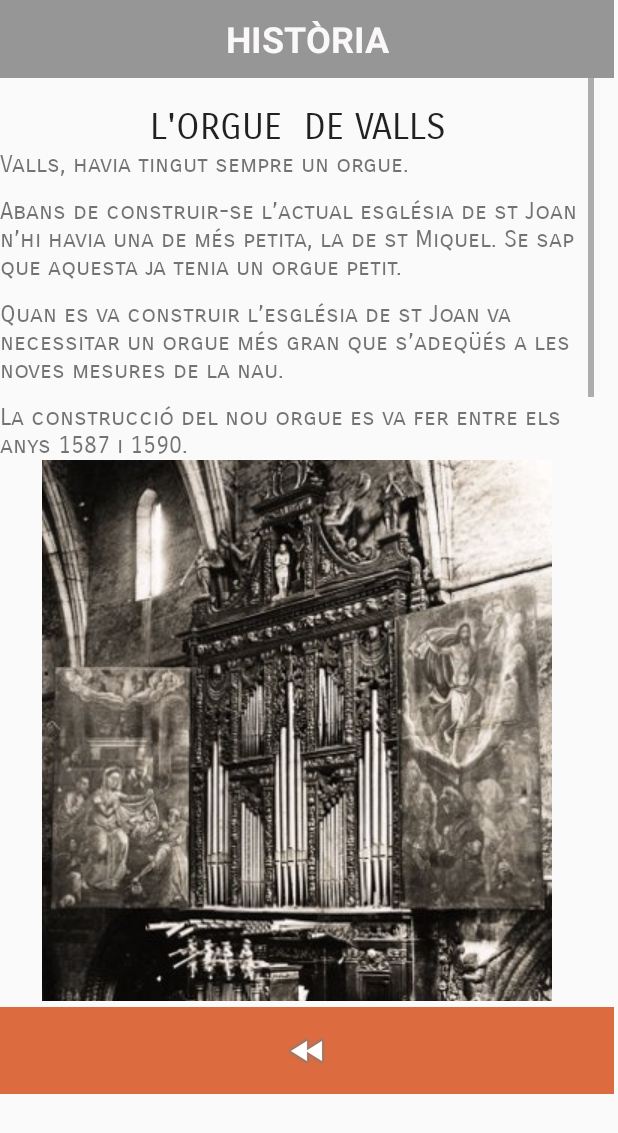
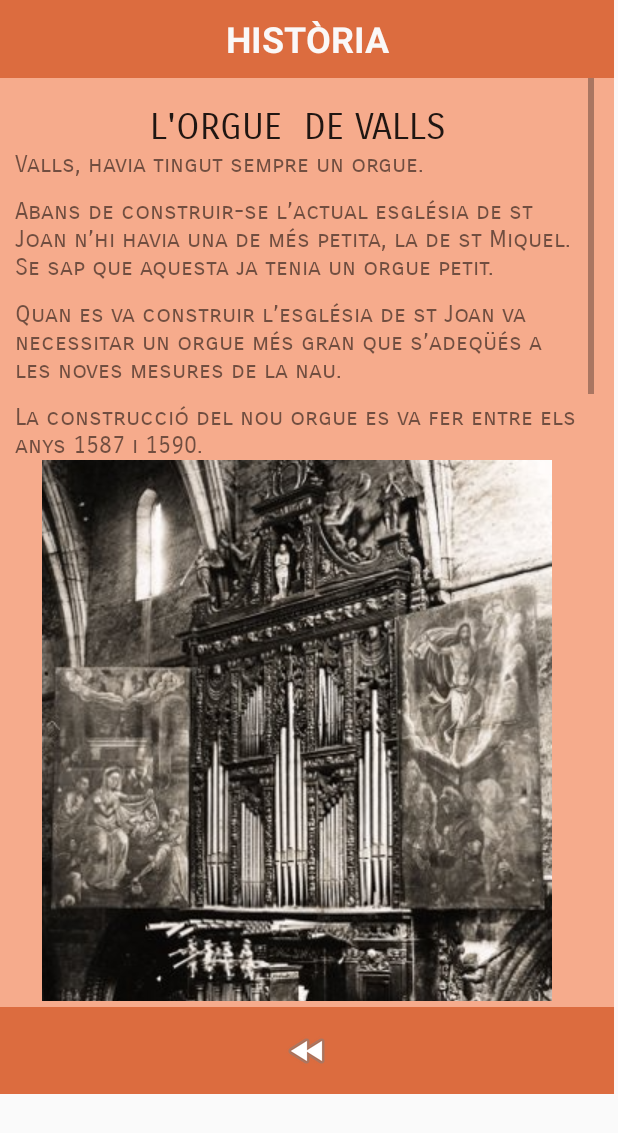
Before and after one commit to didac-velasco/UF1_Projecte_final, an Android app: the screen it shows after launch (Historia), after a tap on "HISTÒRIA", on a phone screen of 412 x 824 dp. Shown: the top 1133 px of the screen. Run offline under Robolectric (Android 15) with nearby library versions, the light colour scheme and no system bars.

Commit message:
CODI COMENTAT

```diff
--- a/app/src/main/java/com/example/uf1_projecte_final/MainActivity.java
+++ b/app/src/main/java/com/example/uf1_projecte_final/MainActivity.java
@@ -12,22 +12,28 @@ public class MainActivity extends AppCompatActivity {
     protected void onCreate(Bundle savedInstanceState) {
         super.onCreate(savedInstanceState);
         setContentView(R.layout.activity_main);
+        //FEM VISIBLES ELS BOTONS D'HISTORIA I EL DE COMENÇAR EL JOC
         Button b_historia = (Button) findViewById(R.id.btn_historia);
         Button b_joc = (Button) findViewById(R.id.btn_inici_joc);
 
-        //creem intent
+        //ACCIÓ AL FER CLICK AL BOTO DE COMENÇAR
         b_joc.setOnClickListener(new View.OnClickListener() {
             @Override
             public void onClick(View view) {
-                Intent intent = new Intent( MainActivity.this, PreguntesJoc1.class); //crear intent
-                startActivity(intent); //executar intent
+                //CREEM EL INTENT QUE ENS PORTARA A LA PAG PER COMENÇAR EL JOC
+                Intent intent = new Intent( MainActivity.this, PreguntesJoc1.class);
+                //S'EXECUTA L'INTENT
+                startActivity(intent);
             }
         });
 
+        //ACCIÓ AL FER CLICK AL BOTO D'HISTORIA
         b_historia.setOnClickListener(new View.OnClickListener() {
             @Override
             public void onClick(View view) {
-                Intent intent = new Intent( MainActivity.this, Historia.class); //crear intent
+                //CREEM EL INTENT QUE ENS PORTARA A LA PAG D'HISTORIA
+                Intent intent = new Intent( MainActivity.this, Historia.class);
+                //S'EXECUTA L'INTENT
                 startActivity(intent); //executar intent
             }
         });
--- a/app/src/main/res/layout/historia.xml
+++ b/app/src/main/res/layout/historia.xml
@@ -10,13 +10,15 @@
         android:layout_height="729dp"
         android:orientation="vertical"
         tools:layout_editor_absoluteX="1dp"
-        tools:layout_editor_absoluteY="1dp">
+        tools:layout_editor_absoluteY="1dp"
+        android:background="#F6AB8C"
+        tools:ignore="MissingConstraints">
 
         <TextView
             android:id="@+id/textView2"
             android:layout_width="match_parent"
             android:layout_height="52dp"
-            android:background="#66000000"
+            android:background="#DC6C3F"
             android:gravity="center"
             android:text="HISTÒRIA"
             android:textColor="#FAF8F8"
@@ -40,6 +42,8 @@
                 <LinearLayout
                     android:layout_width="match_parent"
                     android:layout_height="wrap_content"
+                    android:layout_marginLeft="10dp"
+                    android:layout_marginRight="10dp"
                     android:orientation="vertical">
 
                     <Space
--- a/app/src/main/res/values/themes.xml
+++ b/app/src/main/res/values/themes.xml
@@ -2,9 +2,9 @@
     <!-- Base application theme. -->
     <style name="Theme.UF1_Projecte_final" parent="Theme.AppCompat.Light.NoActionBar">
         <!-- Primary brand color. -->
-        <item name="colorPrimary">#8F511B</item>
-        <item name="colorPrimaryDark">#BA7C04</item>
-        <item name="colorAccent">#DA7203</item>
+        <item name="colorPrimary">#DC6C3F</item>
+        <item name="colorPrimaryDark">#DC6C3F</item>
+        <item name="colorAccent">#DC6C3F</item>
         <!-- Customize your theme here. -->
     </style>
     <style name="Theme.UF1_Projecte_final.TemaPopup">
@@ -12,17 +12,14 @@
         <item name="android:windowIsTranslucent">true</item> <!--treure fons negre -->
         <item name="android:windowCloseOnTouchOutside">true</item> <!--tancar quan cliquem fora del quadre -->
     </style>
-
+    <!-- ESTIL PELS IMATGESBUTTONS DE RESPOSTA -->
     <style name="Theme.imatgebutton" parent="Theme.AppCompat.Light.NoActionBar">
-        <!-- Primary brand color. -->
         <item name="android:layout_width">wrap_content</item>
         <item name="android:layout_height">wrap_content</item>
         <item name="android:layout_weight">1</item>
-        <!-- Customize your theme here. -->
     </style>
-
+    <!-- ESTIL PELS RADIOBUTTON -->
     <style name="Theme.radiobutton" parent="Theme.AppCompat.Light.NoActionBar">
-        <!-- Primary brand color. -->
         <item name="android:layout_width">match_parent</item>
         <item name="android:layout_height">wrap_content</item>
         <item name="android:layout_marginLeft">60dp</item>
@@ -30,11 +27,9 @@
         <item name="android:background">#66000000</item>
         <item name="android:buttonTint">#DC6C3F</item>
         <item name="android:textColor">#F6F8F5</item>
-        <!-- Customize your theme here. -->
     </style>
-
+    <!-- ESTIL PELS TEXTVIEW A RELACIONAR AMB ELS SPINNERS -->
     <style name="Theme.textview.spinner" parent="Theme.AppCompat.Light.NoActionBar">
-        <!-- Primary brand color. -->
         <item name="android:layout_width">wrap_content</item>
         <item name="android:layout_height">wrap_content</item>
         <item name="android:layout_marginLeft">20dp</item>
@@ -42,47 +37,39 @@
         <item name="android:background">#66000000</item>
         <item name="android:textSize">16sp</item>
         <item name="android:textColor">#F6F1F1</item>
-        <!-- Customize your theme here. -->
     </style>
-
+    <!-- ESTIL PER LES FILES DEL TABLELAYOUT ON HI HA ELS TEXTVIEW I SPINNERS -->
     <style name="Theme.tablerow" parent="Theme.AppCompat.Light.NoActionBar">
-        <!-- Primary brand color. -->
         <item name="android:layout_width">match_parent</item>
         <item name="android:layout_height">match_parent</item>
-        <!-- Customize your theme here. -->
     </style>
-
+    <!-- ESTIL PELS SPINNERS -->
     <style name="Theme.spinner" parent="Theme.AppCompat.Light.NoActionBar">
-        <!-- Primary brand color. -->
         <item name="android:layout_width">190dp</item>
         <item name="android:layout_height">wrap_content</item>
         <item name="android:layout_marginRight">20dp</item>
         <item name="android:background">#DC6C3F</item>
-        <!-- Customize your theme here. -->
     </style>
-
+    <!-- ESTIL PELS CHECKBOX -->
     <style name="Theme.CheckBox" parent="Theme.AppCompat.Light.NoActionBar">
-        <!-- Primary brand color. -->
         <item name="android:layout_width">match_parent</item>
         <item name="android:layout_height">wrap_content</item>
         <item name="android:layout_marginLeft">100dp</item>
         <item name="android:buttonTint">#DC6C3F</item>
         <item name="android:textColor">#FDFBFB</item>
-        <!-- Customize your theme here. -->
     </style>
 
+    <!-- ESTIL PEL TEXT CORRECTES I INCORRECTES-->
     <style name="Theme.nomcontadors" parent="Theme.AppCompat.Light.NoActionBar">
-        <!-- Primary brand color. -->
         <item name="android:layout_width">50dp</item>
         <item name="android:layout_height">wrap_content</item>
         <item name="android:layout_weight">1</item>
         <item name="android:gravity">center</item>
         <item name="android:textStyle">bold</item>
-        <!-- Customize your theme here. -->
     </style>
 
+    <!-- ESTIL PELS CONTADORS DE CORRECTES I INCORRECTES -->
     <style name="Theme.contadors" parent="Theme.AppCompat.Light.NoActionBar">
-        <!-- Primary brand color. -->
         <item name="android:layout_width">30dp</item>
         <item name="android:layout_height">wrap_content</item>
         <item name="android:layout_weight">1</item>
@@ -91,6 +78,5 @@
         <item name="android:gravity">center</item>
         <item name="android:inputType">number</item>
         <item name="android:text">0</item>
-        <!-- Customize your theme here. -->
     </style>
 </resources>
```
Also changed, not shown: app/src/main/java/com/example/uf1_projecte_final/Historia.java (+6 -2 lines), app/src/main/java/com/example/uf1_projecte_final/PopupInfo.java (+8 -2 lines), app/src/main/java/com/example/uf1_projecte_final/PreguntesJoc1.java (+33 -8 lines), app/src/main/java/com/example/uf1_projecte_final/PreguntesJoc2.java (+94 -26 lines), app/src/main/java/com/example/uf1_projecte_final/finalJoc.java (+12 -3 lines).
